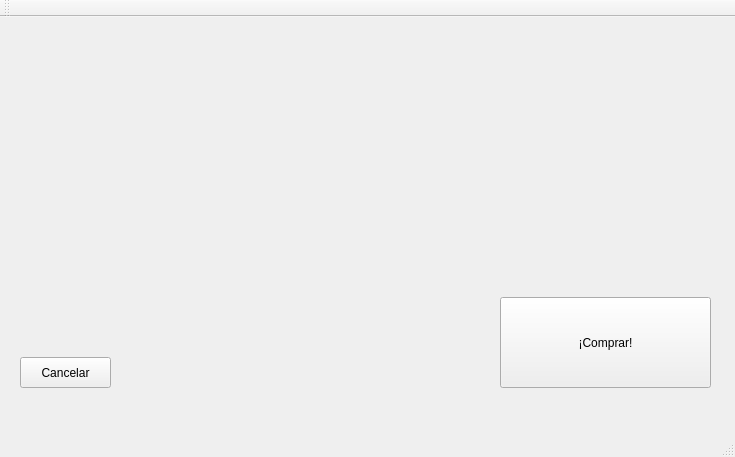
Before: the Qt Designer form ClienteTickets/clientetickets.ui in pablunsky/fuzzy-cat, drawn with Qt 5.
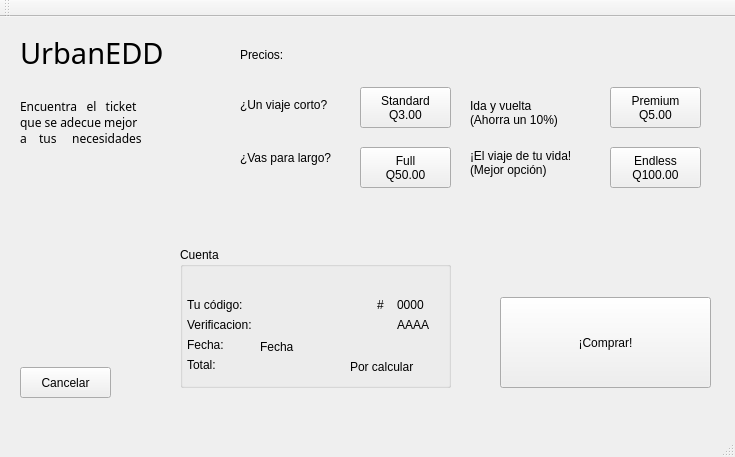
After: the same form once the commit is applied. The open tabs and pages were chosen to show the change.

Diff of the .ui file:
```diff
--- a/ClienteTickets/clientetickets.ui
+++ b/ClienteTickets/clientetickets.ui
@@ -147,7 +147,7 @@
       <property name="geometry">
        <rect>
         <x>20</x>
-        <y>340</y>
+        <y>350</y>
         <width>91</width>
         <height>31</height>
        </rect>
@@ -156,6 +156,298 @@
        <string>Cancelar</string>
       </property>
      </widget>
+     <widget class="QLabel" name="label_4">
+      <property name="geometry">
+       <rect>
+        <x>20</x>
+        <y>10</y>
+        <width>171</width>
+        <height>51</height>
+       </rect>
+      </property>
+      <property name="font">
+       <font>
+        <family>Julius Sans One</family>
+        <pointsize>22</pointsize>
+       </font>
+      </property>
+      <property name="text">
+       <string>UrbanEDD</string>
+      </property>
+     </widget>
+     <widget class="QLabel" name="label_5">
+      <property name="geometry">
+       <rect>
+        <x>20</x>
+        <y>60</y>
+        <width>171</width>
+        <height>91</height>
+       </rect>
+      </property>
+      <property name="font">
+       <font>
+        <family>Michroma</family>
+       </font>
+      </property>
+      <property name="text">
+       <string>Encuentra   el   ticket
+que se adecue mejor 
+a    tus     necesidades</string>
+      </property>
+     </widget>
+     <widget class="QLabel" name="label_6">
+      <property name="geometry">
+       <rect>
+        <x>240</x>
+        <y>30</y>
+        <width>64</width>
+        <height>15</height>
+       </rect>
+      </property>
+      <property name="text">
+       <string>Precios:</string>
+      </property>
+     </widget>
+     <widget class="QPushButton" name="pushButton_6">
+      <property name="geometry">
+       <rect>
+        <x>360</x>
+        <y>70</y>
+        <width>91</width>
+        <height>41</height>
+       </rect>
+      </property>
+      <property name="text">
+       <string>Standard
+Q3.00</string>
+      </property>
+     </widget>
+     <widget class="QPushButton" name="pushButton_7">
+      <property name="geometry">
+       <rect>
+        <x>610</x>
+        <y>70</y>
+        <width>91</width>
+        <height>41</height>
+       </rect>
+      </property>
+      <property name="text">
+       <string>Premium
+Q5.00</string>
+      </property>
+     </widget>
+     <widget class="QPushButton" name="pushButton_8">
+      <property name="geometry">
+       <rect>
+        <x>360</x>
+        <y>130</y>
+        <width>91</width>
+        <height>41</height>
+       </rect>
+      </property>
+      <property name="text">
+       <string>Full
+Q50.00</string>
+      </property>
+     </widget>
+     <widget class="QPushButton" name="pushButton_9">
+      <property name="geometry">
+       <rect>
+        <x>610</x>
+        <y>130</y>
+        <width>91</width>
+        <height>41</height>
+       </rect>
+      </property>
+      <property name="text">
+       <string>Endless
+Q100.00</string>
+      </property>
+     </widget>
+     <widget class="QLabel" name="label_7">
+      <property name="geometry">
+       <rect>
+        <x>240</x>
+        <y>80</y>
+        <width>121</width>
+        <height>16</height>
+       </rect>
+      </property>
+      <property name="text">
+       <string>¿Un viaje corto?</string>
+      </property>
+     </widget>
+     <widget class="QLabel" name="label_8">
+      <property name="geometry">
+       <rect>
+        <x>470</x>
+        <y>80</y>
+        <width>111</width>
+        <height>31</height>
+       </rect>
+      </property>
+      <property name="text">
+       <string>Ida y vuelta
+(Ahorra un 10%)</string>
+      </property>
+     </widget>
+     <widget class="QLabel" name="label_9">
+      <property name="geometry">
+       <rect>
+        <x>240</x>
+        <y>130</y>
+        <width>111</width>
+        <height>21</height>
+       </rect>
+      </property>
+      <property name="text">
+       <string>¿Vas para largo?</string>
+      </property>
+     </widget>
+     <widget class="QLabel" name="label_10">
+      <property name="geometry">
+       <rect>
+        <x>470</x>
+        <y>130</y>
+        <width>131</width>
+        <height>31</height>
+       </rect>
+      </property>
+      <property name="text">
+       <string>¡El viaje de tu vida!
+(Mejor opción)</string>
+      </property>
+     </widget>
+     <widget class="QGroupBox" name="groupBox">
+      <property name="geometry">
+       <rect>
+        <x>180</x>
+        <y>230</y>
+        <width>271</width>
+        <height>141</height>
+       </rect>
+      </property>
+      <property name="title">
+       <string>Cuenta</string>
+      </property>
+      <widget class="QLabel" name="label_19">
+       <property name="geometry">
+        <rect>
+         <x>80</x>
+         <y>90</y>
+         <width>181</width>
+         <height>20</height>
+        </rect>
+       </property>
+       <property name="text">
+        <string>Fecha</string>
+       </property>
+      </widget>
+      <widget class="QLabel" name="label_16">
+       <property name="geometry">
+        <rect>
+         <x>197</x>
+         <y>50</y>
+         <width>16</width>
+         <height>16</height>
+        </rect>
+       </property>
+       <property name="text">
+        <string>#</string>
+       </property>
+      </widget>
+      <widget class="QLabel" name="label_18">
+       <property name="geometry">
+        <rect>
+         <x>217</x>
+         <y>70</y>
+         <width>41</width>
+         <height>16</height>
+        </rect>
+       </property>
+       <property name="text">
+        <string>AAAA</string>
+       </property>
+      </widget>
+      <widget class="QLabel" name="label_14">
+       <property name="geometry">
+        <rect>
+         <x>7</x>
+         <y>90</y>
+         <width>51</width>
+         <height>16</height>
+        </rect>
+       </property>
+       <property name="text">
+        <string>Fecha:</string>
+       </property>
+      </widget>
+      <widget class="QLabel" name="label_17">
+       <property name="geometry">
+        <rect>
+         <x>217</x>
+         <y>50</y>
+         <width>41</width>
+         <height>16</height>
+        </rect>
+       </property>
+       <property name="text">
+        <string>0000</string>
+       </property>
+      </widget>
+      <widget class="QLabel" name="label_15">
+       <property name="geometry">
+        <rect>
+         <x>7</x>
+         <y>110</y>
+         <width>64</width>
+         <height>15</height>
+        </rect>
+       </property>
+       <property name="text">
+        <string>Total:</string>
+       </property>
+      </widget>
+      <widget class="QLabel" name="label_13">
+       <property name="geometry">
+        <rect>
+         <x>7</x>
+         <y>70</y>
+         <width>81</width>
+         <height>16</height>
+        </rect>
+       </property>
+       <property name="text">
+        <string>Verificacion:</string>
+       </property>
+      </widget>
+      <widget class="QLabel" name="label_12">
+       <property name="geometry">
+        <rect>
+         <x>7</x>
+         <y>50</y>
+         <width>71</width>
+         <height>16</height>
+        </rect>
+       </property>
+       <property name="text">
+        <string>Tu código:</string>
+       </property>
+      </widget>
+      <widget class="QLabel" name="label_20">
+       <property name="geometry">
+        <rect>
+         <x>170</x>
+         <y>110</y>
+         <width>81</width>
+         <height>20</height>
+        </rect>
+       </property>
+       <property name="text">
+        <string>Por calcular</string>
+       </property>
+      </widget>
+     </widget>
     </widget>
     <widget class="QWidget" name="page_3"/>
    </widget>
```
Left out of the diff: 120 changed lines with no effect on the pictures.
